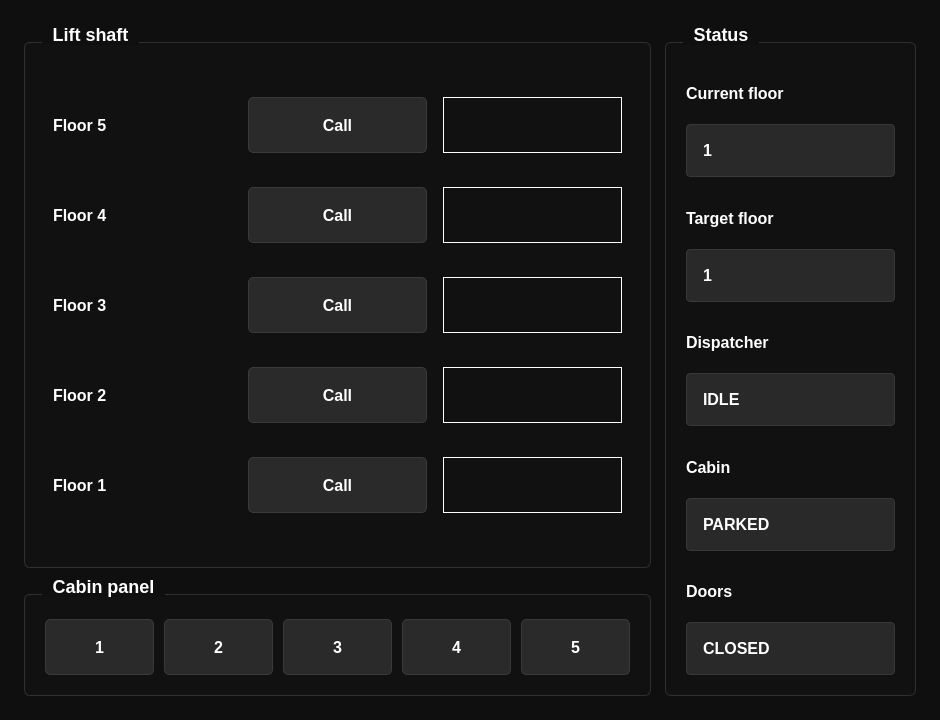
im-the-g00se-BMSTU/lab5-oop, file mainwindow.ui: the form before one commit.
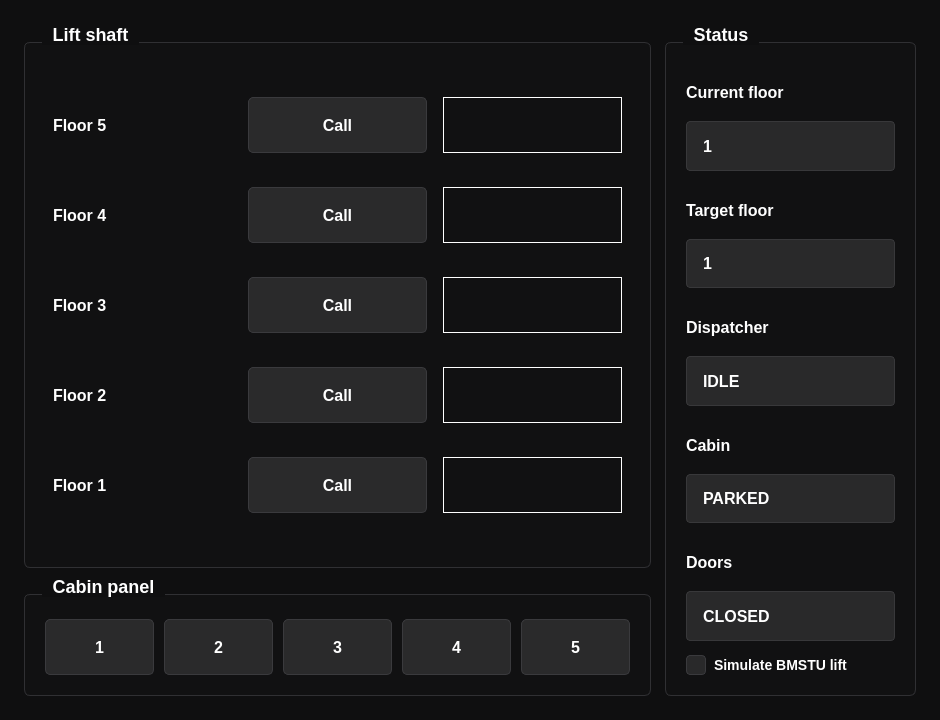
The form after the commit. Icons and pictures are not drawn.

Diff of the .ui file:
```diff
--- a/mainwindow.ui
+++ b/mainwindow.ui
@@ -113,6 +113,27 @@
     color: #ffffff;
     min-height: 32px;
     padding: 4px 12px;
+}
+
+QCheckBox {
+    color: #ffffff;
+    font-family: &quot;Nunito&quot;;
+    font-size: 14px;
+    font-weight: 700;
+    spacing: 8px;
+}
+
+QCheckBox::indicator {
+    background-color: #29292a;
+    border: 1px solid #3a3a3d;
+    border-radius: 4px;
+    height: 18px;
+    width: 18px;
+}
+
+QCheckBox::indicator:checked {
+    background-color: #0068ff;
+    border-color: #0b7cff;
 }</string>
    </property>
    <layout class="QHBoxLayout" name="horizontalLayout" stretch="5,2">
@@ -557,6 +578,13 @@
          </item>
         </layout>
        </item>
+       <item>
+        <widget class="QCheckBox" name="bmstuCheckBox">
+         <property name="text">
+          <string>Simulate BMSTU lift</string>
+         </property>
+        </widget>
+       </item>
       </layout>
      </widget>
     </item>
```
